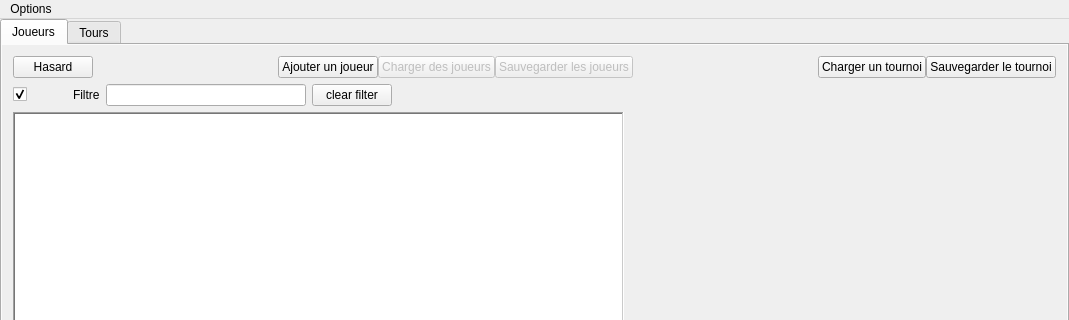
First picture: the form in mainwindow/mainwindow.ui, repository dsarrut/btm, before the edit; both pictures show x 0 to 1069 and y 0 to 320 of the 1069 by 587 pixel window.
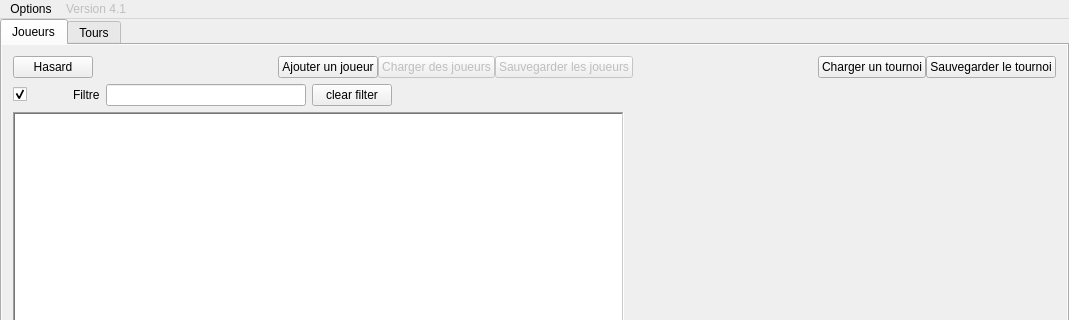
Second picture: the form after the edit. Icons and pictures are not drawn. Custom widgets are drawn as their Qt base class.

Commit message: add nb of points for a set

The edit to the form file:
```diff
--- a/mainwindow/mainwindow.ui
+++ b/mainwindow/mainwindow.ui
@@ -443,7 +443,16 @@
     <addaction name="actionAbout"/>
     <addaction name="actionRonde_Suisse"/>
    </widget>
+   <widget class="QMenu" name="menuVersion_4_1">
+    <property name="enabled">
+     <bool>false</bool>
+    </property>
+    <property name="title">
+     <string>Version 4.1</string>
+    </property>
+   </widget>
    <addaction name="menuOptions"/>
+   <addaction name="menuVersion_4_1"/>
   </widget>
   <action name="actionRemoteDisplay">
    <property name="icon">
```
The commit also changes 1 other file.
